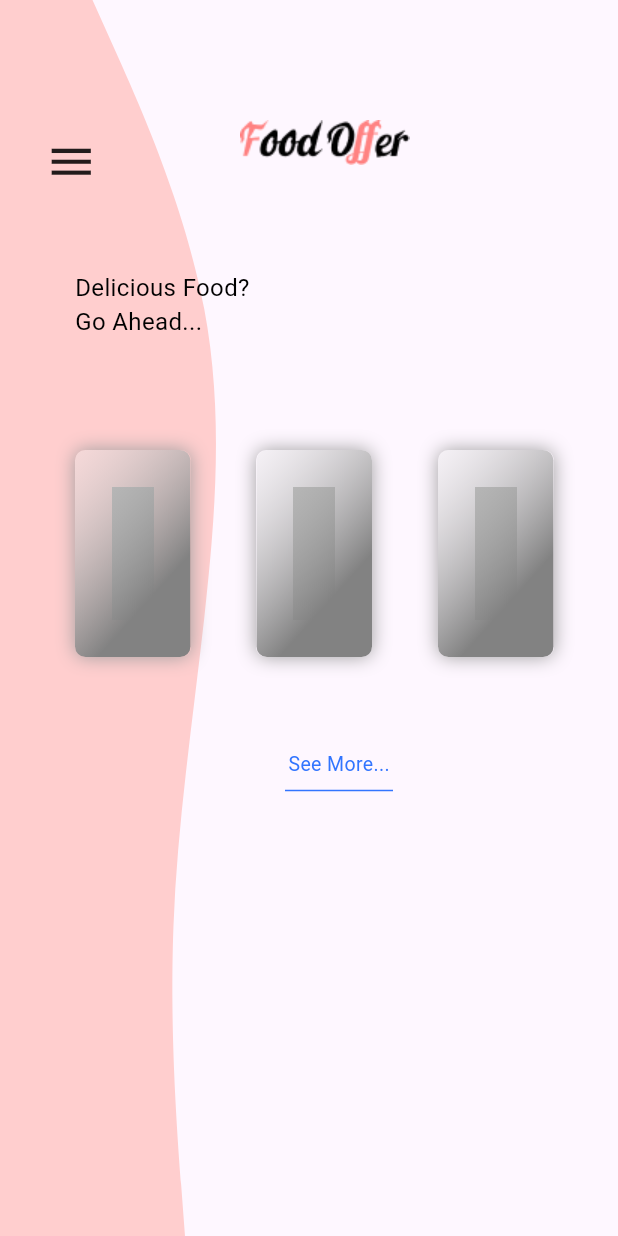
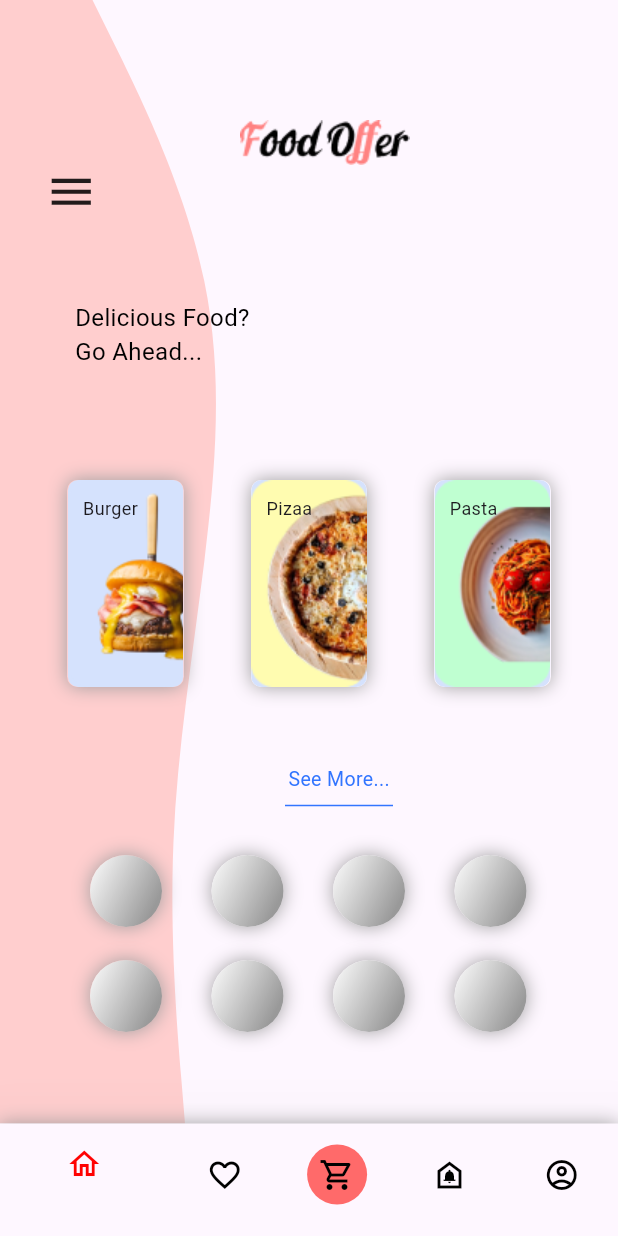
Before and after one commit to Flutter-gg-1/Shimmer-application, a Flutter app: the screen it shows after launch, on a phone screen of 412 x 824 dp. Run offline on Flutter 3.47's test engine with Material 3 defaults, Android fonts, the phone set to English and light mode, and no system bars; our stand-ins replace shimmer_animation.

Commit message:
implements circular container and filled rectangular container widgets

```diff
--- a/lib/src/home_screen.dart
+++ b/lib/src/home_screen.dart
@@ -1,5 +1,8 @@
 import 'package:flutter/material.dart';
+import 'package:shimmer_animation/shimmer_animation.dart';
+import 'widgets/circular_containers.dart';
 import 'widgets/custom_painting.dart';
+import 'widgets/filled_rectangular_container.dart';
 import 'widgets/rectangle_containers.dart';
 
 class HomeScreen extends StatefulWidget {
@@ -10,9 +13,36 @@ class HomeScreen extends StatefulWidget {
 }
 
 class _HomeScreenState extends State<HomeScreen> {
+  late bool isloading;
+  @override
+  void initState() {
+    isloading = true;
+    Future.delayed(const Duration(seconds: 5), (){
+      isloading = false;
+      setState(() {
+      });
+    });
+    super.initState();
+  }
   @override
   Widget build(BuildContext context) {
     return Scaffold(
+      bottomNavigationBar: Container(
+        decoration: const BoxDecoration(boxShadow: [
+          BoxShadow(
+            blurRadius: 10,
+            color: Colors.grey
+          )
+        ]),
+        child: BottomNavigationBar(items: const [
+          BottomNavigationBarItem(icon: Icon(Icons.home_outlined, color: Color(0xffFF0202),), label: ""),
+          BottomNavigationBarItem(icon: Icon(Icons.favorite_outline, color: Colors.black), label: ""),
+          BottomNavigationBarItem(icon: CircleAvatar(child: Icon(Icons.shopping_cart_outlined, color: Colors.black), backgroundColor: Color(0xffFF6A6A),), label: ""),
+          BottomNavigationBarItem(icon: Icon(Icons.doorbell_outlined, color: Colors.black), label: ""),
+          BottomNavigationBarItem(icon: Icon(Icons.account_circle_outlined, color: Colors.black), label: ""),
+        ],
+        elevation: 50,),
+      ),
       body: Stack(
         children: [
           CustomPaint(
@@ -20,7 +50,7 @@ class _HomeScreenState extends State<HomeScreen> {
               painter: RPSCustomPainter(),
           ),
           const Padding(
-            padding: EdgeInsets.only(top: 90, left: 30),
+            padding: EdgeInsets.only(top: 110, left: 30),
             child: Icon(Icons.menu, size: 35,),
           ),
           Padding(
@@ -28,23 +58,43 @@ class _HomeScreenState extends State<HomeScreen> {
             child: Image.asset("assets/Food Offer.png"),
           ),
           const Padding(
-            padding: EdgeInsets.only(top: 180, left: 50),
+            padding: EdgeInsets.only(top: 200, left: 50),
             child: Text("Delicious Food?\nGo Ahead...", style: TextStyle(fontSize: 16, color: Colors.black),),
           ),
-          const Padding(
-            padding: EdgeInsets.only(top: 300, left: 50),
+           Padding(
+            padding: const EdgeInsets.only(top: 320,),
             child: Row(
+              mainAxisAlignment: MainAxisAlignment.spaceEvenly,
               children: [
-                RectangleContainers(),
-                Padding(padding: EdgeInsets.only(left: 44)),
-                RectangleContainers(),
-                Padding(padding: EdgeInsets.only(left: 44)),
-                RectangleContainers(),
+               isloading? Shimmer(child: const SizedBox(
+                height: 138,
+                    width: 77,
+                child: RectangleContainers())):
+                const SizedBox(
+                  height: 138,
+                    width: 77,
+                  child: FilledRectangularContainer(color: Color(0xffD5E2FD), photoBath: 'assets/burger1.png', text: 'Burger',)),
+                isloading? Shimmer(child: const SizedBox(
+                height: 138,
+                    width: 77,
+                child: RectangleContainers())):
+                const SizedBox(
+                  height: 138,
+                    width: 77,
+                  child: FilledRectangularContainer(color: Color(0xffD5E2FD), photoBath: 'assets/pizza1.png', text: 'Pizaa',)),
+                isloading? Shimmer(child: const SizedBox(
+                height: 138,
+                    width: 77,
+                child: RectangleContainers())):
+                const SizedBox(
+                  height: 138,
+                    width: 77,
+                  child: FilledRectangularContainer(color: Color(0xffD5E2FD), photoBath: 'assets/pasta.png', text: 'Pasta',)),
               ],
             ),
           ),
           const Padding(
-            padding: EdgeInsets.only(top: 500, left: 190),
+            padding: EdgeInsets.only(top: 510, left: 190),
             child: Column(
               children: [
                 Text("See More...", style: TextStyle(fontSize: 13, color: Color(0xff3275FF)),),
@@ -56,6 +106,34 @@ class _HomeScreenState extends State<HomeScreen> {
               ],
             ),
           ),
+          const Padding(
+            padding: EdgeInsets.only(top: 570, left: 60),
+            child: Row(
+              children: [
+                CircularContainers(),
+                Padding(padding: EdgeInsets.only(left: 33)),
+                CircularContainers(),
+                Padding(padding: EdgeInsets.only(left: 33)),
+                CircularContainers(),
+                Padding(padding: EdgeInsets.only(left: 33)),
+                CircularContainers(),
+              ],
+            ),
+          ),
+          const Padding(
+            padding: EdgeInsets.only(top: 640, left: 60),
+            child: Row(
+              children: [
+                CircularContainers(),
+                Padding(padding: EdgeInsets.only(left: 33)),
+                CircularContainers(),
+                Padding(padding: EdgeInsets.only(left: 33)),
+                CircularContainers(),
+                Padding(padding: EdgeInsets.only(left: 33)),
+                CircularContainers(),
+              ],
+            ),
+          )
         ],
       ),
     );
--- /dev/null
+++ b/lib/src/widgets/circular_containers.dart
@@ -0,0 +1,43 @@
+import 'package:flutter/material.dart';
+import 'package:shimmer_animation/shimmer_animation.dart';
+
+class CircularContainers extends StatefulWidget {
+  const CircularContainers({super.key});
+
+  @override
+  State<CircularContainers> createState() => _CircularContainersState();
+}
+
+class _CircularContainersState extends State<CircularContainers> {
+  late bool isloading;
+  @override
+  void initState() {
+    isloading = true;
+    Future.delayed(const Duration(seconds: 5), (){
+      isloading = false;
+      setState(() {
+      });
+    });
+    super.initState();
+  }
+  @override
+  Widget build(BuildContext context) {
+    return Shimmer(
+      child: Container(
+                          height: 48,
+                          width: 48,
+                          decoration: const BoxDecoration(
+                            gradient: LinearGradient(colors: [Color(0xffffffff), Color(0xff999999)], begin: Alignment.topLeft),
+                            shape: BoxShape.circle,
+                            boxShadow: [
+                              BoxShadow(
+                                color: Colors.grey,
+                                blurStyle: BlurStyle.outer,
+                                blurRadius: 10,
+                              )
+                            ]
+                          ),
+                        ),
+    );
+  }
+}
--- a/lib/src/widgets/custom_painting.dart
+++ b/lib/src/widgets/custom_painting.dart
@@ -1,9 +1,5 @@
-import 'dart:ui' as ui;
-
 import 'package:flutter/material.dart';
 
-
-//Copy this CustomPainter code to the Bottom of the File
 class RPSCustomPainter extends CustomPainter {
     @override
     void paint(Canvas canvas, Size size) {
--- /dev/null
+++ b/lib/src/widgets/filled_rectangular_container.dart
@@ -0,0 +1,37 @@
+import 'package:flutter/material.dart';
+
+class FilledRectangularContainer extends StatelessWidget {
+  final Color color;
+  final String photoBath;
+  final String text;
+  const FilledRectangularContainer({super.key, required this.color, required this.photoBath, required this.text});
+
+  @override
+  Widget build(BuildContext context) {
+    return Container(
+                    height: 138,
+                    width: 77,
+                    decoration: BoxDecoration(
+                      color: color,
+                      borderRadius: BorderRadius.circular(7),
+                      boxShadow: const [
+                        BoxShadow(
+                          color: Colors.grey,
+                          blurStyle: BlurStyle.outer,
+                          blurRadius: 10,
+                        )
+                      ]
+                    ),
+                    child: Stack(
+                      clipBehavior: Clip.none,
+                      children: [
+                        Image.asset(photoBath),
+                        Padding(
+                          padding: const EdgeInsets.only(left: 10, top: 10,),
+                          child: Text(text, style: TextStyle(fontSize: 12),),
+                        ),
+                      ],
+                    ),
+                  );
+  }
+}
--- a/lib/src/widgets/rectangle_containers.dart
+++ b/lib/src/widgets/rectangle_containers.dart
@@ -1,11 +1,14 @@
 import 'package:flutter/material.dart';
+
 
 class RectangleContainers extends StatelessWidget {
   const RectangleContainers({super.key});
 
   @override
   Widget build(BuildContext context) {
-    return Container(
+    return Column(
+      children: [
+        Container(
                       height: 138,
                       width: 77,
                       decoration: BoxDecoration(
@@ -19,6 +22,9 @@ class RectangleContainers extends StatelessWidget {
                           )
                         ]
                       ),
+                    ),
+      ],
     );
+
   }
 }
--- a/pubspec.yaml
+++ b/pubspec.yaml
@@ -9,6 +9,7 @@ environment:
 dependencies:
   flutter:
     sdk: flutter
+  shimmer_animation: ^2.2.1
 
 dev_dependencies:
   flutter_test:
```
Also changed, not shown: assets/burger1.png (added), assets/pasta.png (added), assets/pizza1.png (added), pubspec.lock. Lines whose indentation alone changed are shown as unchanged.
